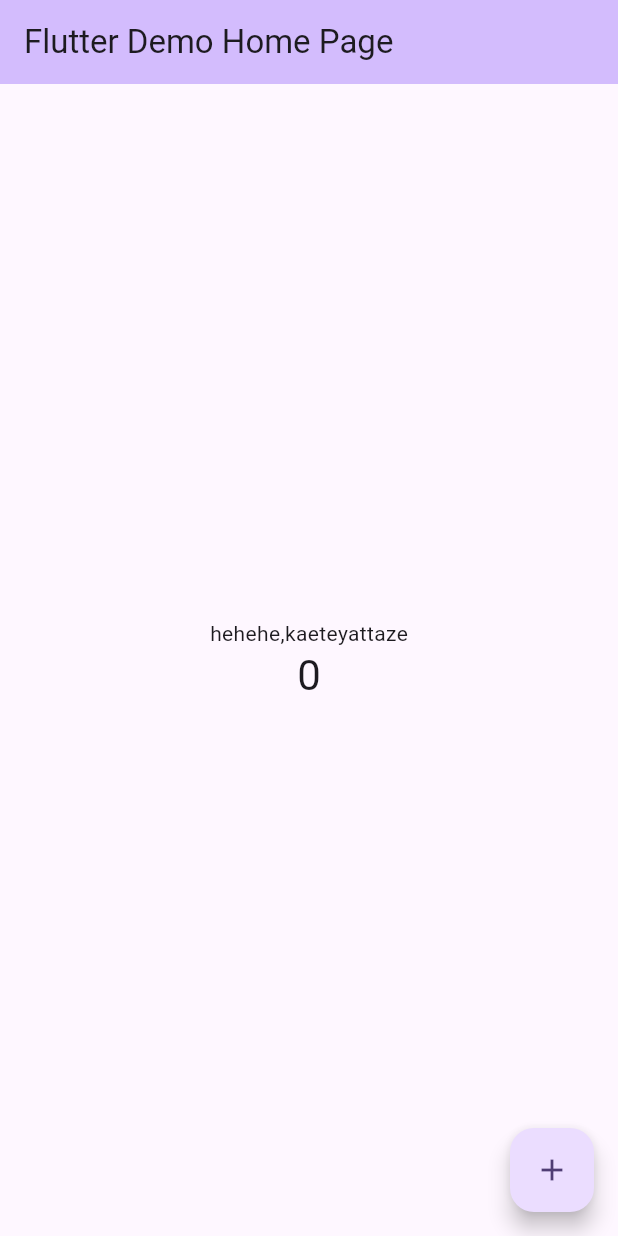
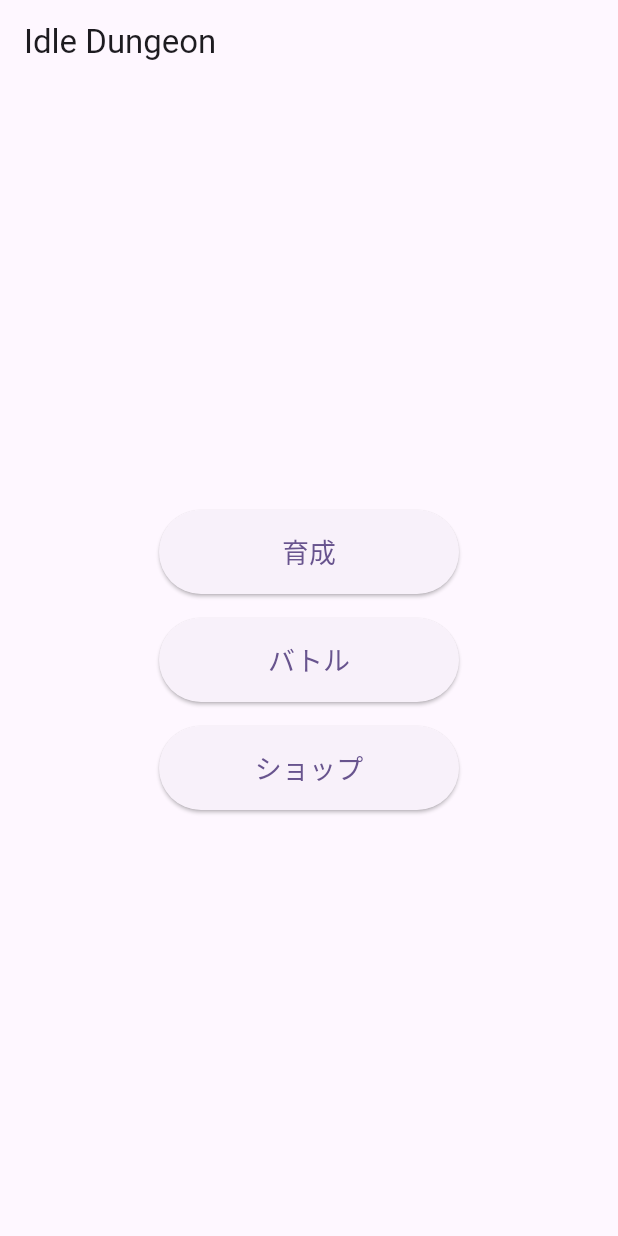
Before and after one commit to yuusaku000/idle_dungeon, a Flutter app: the screen it shows after launch, on a phone screen of 412 x 824 dp. Run offline on Flutter 3.47's test engine with Material 3 defaults, Android fonts, the phone set to English and light mode, and no system bars.

Commit message:
feat: ホーム画面に育成・バトル・ショップのボタンを追加

```diff
--- a/lib/main.dart
+++ b/lib/main.dart
@@ -1,121 +1,71 @@
 import 'package:flutter/material.dart';
 
 void main() {
-  runApp(const MyApp());
+  runApp(const IdleDungeonApp());
 }
 
-class MyApp extends StatelessWidget {
-  const MyApp({super.key});
+class IdleDungeonApp extends StatelessWidget {
+  const IdleDungeonApp({super.key});
 
-  // This widget is the root of your application.
   @override
   Widget build(BuildContext context) {
     return MaterialApp(
-      title: 'Flutter Demo',
+      title: 'Idle Dungeon',
       theme: ThemeData(
-        // This is the theme of your application.
-        //
-        // TRY THIS: Try running your application with "flutter run". You'll see
-        // the application has a purple toolbar. Then, without quitting the app,
-        // try changing the seedColor in the colorScheme below to Colors.green
-        // and then invoke "hot reload" (save your changes or press the "hot
-        // reload" button in a Flutter-supported IDE, or press "r" if you used
-        // the command line to start the app).
-        //
-        // Notice that the counter didn't reset back to zero; the application
-        // state is not lost during the reload. To reset the state, use hot
-        // restart instead.
-        //
-        // This works for code too, not just values: Most code changes can be
-        // tested with just a hot reload.
-        colorScheme: .fromSeed(seedColor: Colors.deepPurple),
+        colorScheme: ColorScheme.fromSeed(seedColor: Colors.deepPurple),
+        useMaterial3: true,
       ),
-      home: const MyHomePage(title: 'Flutter Demo Home Page'),
+      home: const HomeScreen(),
     );
   }
 }
 
-class MyHomePage extends StatefulWidget {
-  const MyHomePage({super.key, required this.title});
-
-  // This widget is the home page of your application. It is stateful, meaning
-  // that it has a State object (defined below) that contains fields that affect
-  // how it looks.
-
-  // This class is the configuration for the state. It holds the values (in this
-  // case the title) provided by the parent (in this case the App widget) and
-  // used by the build method of the State. Fields in a Widget subclass are
-  // always marked "final".
-
-  final String title;
-
-  @override
-  State<MyHomePage> createState() => _MyHomePageState();
-}
-
-class _MyHomePageState extends State<MyHomePage> {
-  int _counter = 0;
-
-  void _incrementCounter() {
-    setState(() {
-      // This call to setState tells the Flutter framework that something has
-      // changed in this State, which causes it to rerun the build method below
-      // so that the display can reflect the updated values. If we changed
-      // _counter without calling setState(), then the build method would not be
-      // called again, and so nothing would appear to happen.
-      _counter++;
-    });
-  }
+class HomeScreen extends StatelessWidget {
+  const HomeScreen({super.key});
 
   @override
   Widget build(BuildContext context) {
-    // This method is rerun every time setState is called, for instance as done
-    // by the _incrementCounter method above.
-    //
-    // The Flutter framework has been optimized to make rerunning build methods
-    // fast, so that you can just rebuild anything that needs updating rather
-    // than having to individually change instances of widgets.
     return Scaffold(
-      appBar: AppBar(
-        // TRY THIS: Try changing the color here to a specific color (to
-        // Colors.amber, perhaps?) and trigger a hot reload to see the AppBar
-        // change color while the other colors stay the same.
-        backgroundColor: Theme.of(context).colorScheme.inversePrimary,
-        // Here we take the value from the MyHomePage object that was created by
-        // the App.build method, and use it to set our appbar title.
-        title: Text(widget.title),
-      ),
+      appBar: AppBar(title: const Text('Idle Dungeon')),
       body: Center(
-        // Center is a layout widget. It takes a single child and positions it
-        // in the middle of the parent.
         child: Column(
-          // Column is also a layout widget. It takes a list of children and
-          // arranges them vertically. By default, it sizes itself to fit its
-          // children horizontally, and tries to be as tall as its parent.
-          //
-          // Column has various properties to control how it sizes itself and
-          // how it positions its children. Here we use mainAxisAlignment to
-          // center the children vertically; the main axis here is the vertical
-          // axis because Columns are vertical (the cross axis would be
-          // horizontal).
-          //
-          // TRY THIS: Invoke "debug painting" (choose the "Toggle Debug Paint"
-          // action in the IDE, or press "p" in the console), to see the
-          // wireframe for each widget.
-          mainAxisAlignment: .center,
+          mainAxisAlignment: MainAxisAlignment.center,
           children: [
-            const Text('hehehe,kaeteyattaze'),
-            Text(
-              '$_counter',
-              style: Theme.of(context).textTheme.headlineMedium,
+            _MenuButton(
+              label: '育成',
+              onPressed: () => debugPrint('育成が押されました'),
+            ),
+            const SizedBox(height: 16),
+            _MenuButton(
+              label: 'バトル',
+              onPressed: () => debugPrint('バトルが押されました'),
+            ),
+            const SizedBox(height: 16),
+            _MenuButton(
+              label: 'ショップ',
+              onPressed: () => debugPrint('ショップが押されました'),
             ),
           ],
         ),
       ),
-      floatingActionButton: FloatingActionButton(
-        onPressed: _incrementCounter,
-        tooltip: 'Increment',
-        child: const Icon(Icons.add),
+    );
+  }
+}
+
+class _MenuButton extends StatelessWidget {
+  const _MenuButton({required this.label, required this.onPressed});
+
+  final String label;
+  final VoidCallback onPressed;
+
+  @override
+  Widget build(BuildContext context) {
+    return SizedBox(
+      width: 200,
+      height: 56,
+      child: ElevatedButton(
+        onPressed: onPressed,
+        child: Text(label, style: const TextStyle(fontSize: 18)),
       ),
     );
   }
```
